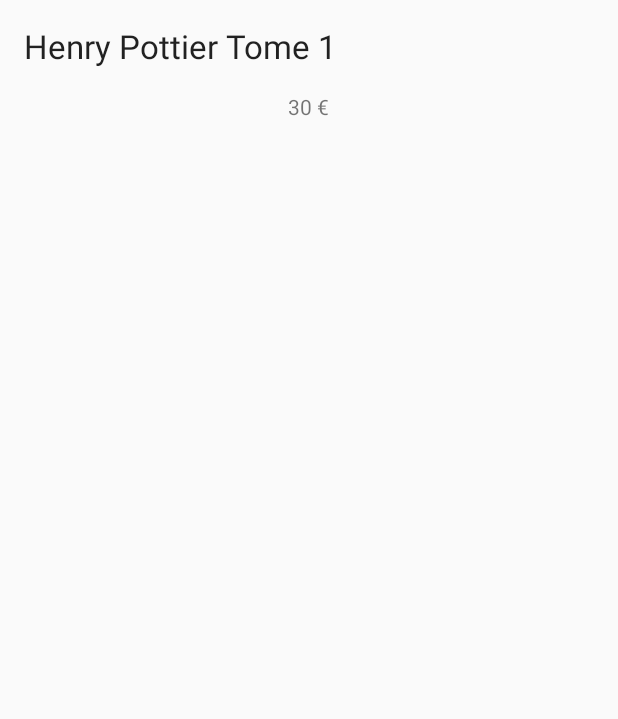
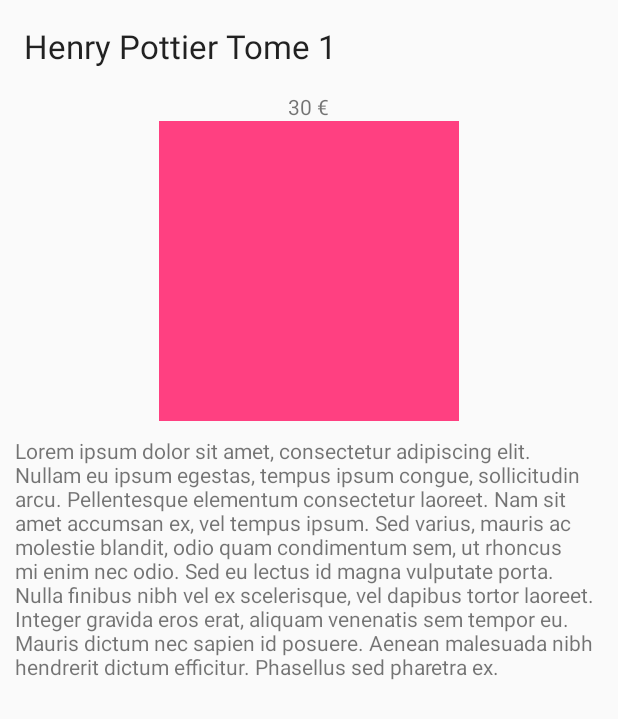
Before and after one commit to PGeffriaud/LibraryAndroid, an Android app: the layout book_detail.xml on its own in the app's theme, with its tools: preview values and no code run, on a phone screen of 412 x 824 dp. Shown: the top 719 px of the screen. Run offline under Robolectric (Android 15) with nearby library versions, the phone set to English and light mode, and no system bars.

Commit message:
Add synopsis in book detail

```diff
--- a/app/src/main/res/layout/book_detail.xml
+++ b/app/src/main/res/layout/book_detail.xml
@@ -23,8 +23,17 @@
 
     <ImageView
         android:id="@+id/book_cover"
-        android:layout_width="wrap_content"
+        android:layout_width="200dp"
+        android:layout_height="200dp"
+        android:layout_gravity="center"
+        tools:background="@color/colorAccent"/>
+
+    <TextView
+        android:id="@+id/book_synopsis"
+        android:layout_margin="10dp"
+        android:layout_width="match_parent"
         android:layout_height="wrap_content"
-        android:layout_gravity="center" />
+        android:gravity="left"
+        tools:text="@string/lorem"/>
 
 </LinearLayout>
--- a/app/src/main/res/values/strings.xml
+++ b/app/src/main/res/values/strings.xml
@@ -2,4 +2,6 @@
     <string name="app_name">Library Pierre Geffriaud</string>
     <string name="title_book_detail">Book Detail</string>
     <string name="money_symbol">€</string>
+    <string name="book_key">BOOK_ITEM</string>
+    <string name="lorem">Lorem ipsum dolor sit amet, consectetur adipiscing elit. Nullam eu ipsum egestas, tempus ipsum congue, sollicitudin arcu. Pellentesque elementum consectetur laoreet. Nam sit amet accumsan ex, vel tempus ipsum. Sed varius, mauris ac molestie blandit, odio quam condimentum sem, ut rhoncus mi enim nec odio. Sed eu lectus id magna vulputate porta. Nulla finibus nibh vel ex scelerisque, vel dapibus tortor laoreet. Integer gravida eros erat, aliquam venenatis sem tempor eu. Mauris dictum nec sapien id posuere. Aenean malesuada nibh hendrerit dictum efficitur. Phasellus sed pharetra ex.</string>
 </resources>
```
Also changed, not shown: app/src/main/java/fr/pierreg/library/activity/BookDetailFragment.java (+7 -9 lines), app/src/main/java/fr/pierreg/library/model/Book.java (+21 -12 lines).
